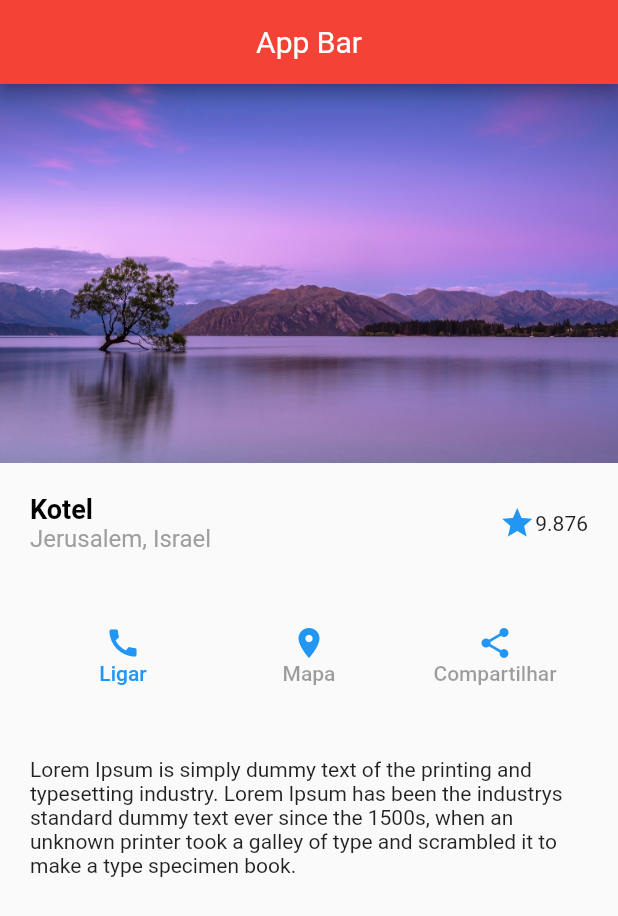
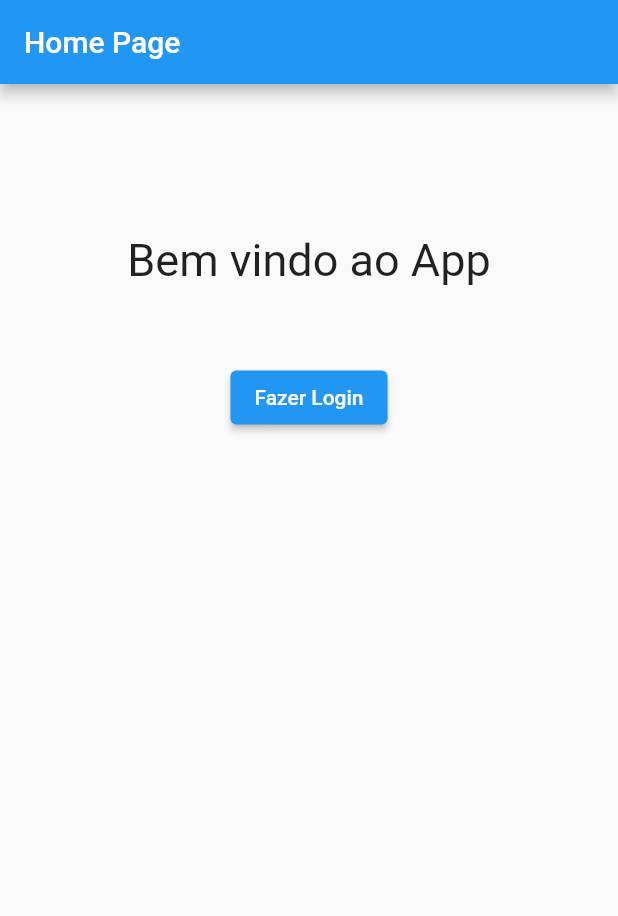
Before and after one commit to joaonunesrigo/Flutter, a Flutter app: the screen it shows after launch, on a phone screen of 412 x 824 dp. Shown: the top 916 px of the screen. Run offline on Flutter 3.47's test engine with Material 2 defaults, Android fonts, the phone set to English and light mode, and no system bars.

Commit message:
Tela de Login

```diff
--- a/lib/main.dart
+++ b/lib/main.dart
@@ -1,125 +1,50 @@
+
+import 'package:app1/src/Login.dart';
+import 'package:app1/src/Models/Nome.dart';
 import 'package:flutter/material.dart';
-import 'btn.dart';
+import 'package:provider/provider.dart';
+import 'src/Models/Contador.dart';
+import 'src/Help.dart';
+import 'src/Home.dart';
+import 'src/Form.dart';
+import 'src/HomeTabBar.dart';
 
-void main() => runApp(MeuApp());
+
+
+
+void main() => runApp(
+  MultiProvider(
+    providers: [
+      ChangeNotifierProvider(
+        create: (context) => Contador(),
+      ),
+       ChangeNotifierProvider(
+        create: (context) => Nome(),
+      ),
+    ],
+
+    child: MeuApp(),
+  )
+);
 
 class MeuApp extends StatelessWidget {
-  var textStyle =
-      TextStyle(fontSize: 30, color: Colors.red, fontWeight: FontWeight.bold);
-
-  botaoAction() {
-    print('Clicou no botão');
-  }
+  var contatos = [
+    'João',
+    'Paulo',
+    'Jorge',
+    'Douglas',
+    'Leonardo',
+  ];
 
   Widget build(BuildContext context) {
-
     return MaterialApp(
-
-      theme: ThemeData(
-        appBarTheme: AppBarTheme(
-          color: Colors.red,
-          titleTextStyle: TextStyle(
-            color: Colors.white,
-            fontSize: 20)
-          )
-
-      ),
         debugShowCheckedModeBanner: false,
-        home: Scaffold(
-            appBar: AppBar(
-
-                title: Center(
-              child: Text('App Bar'),
-            )),
-            body: Column(
-              children: [
-                Row(
-                  children: [
-                    Expanded(
-                      child: Image.asset('assets/paisagem.jpg'),
-                    )
-                  ],
-                ),
-                Row(
-                  children: [
-                    Container(
-                      padding: EdgeInsets.all(20),
-                      child: Column(
-                        crossAxisAlignment: CrossAxisAlignment.start,
-                        children: [
-                          Text('Kotel',
-                              style: TextStyle(
-                                  fontSize: 18,
-                                  fontWeight: FontWeight.bold,
-                                  color: Colors.black)),
-                          Text(
-                            'Jerusalem, Israel',
-                            style: TextStyle(fontSize: 16, color: Colors.grey),
-                          )
-                        ],
-                      ),
-                    ),
-                    Spacer(),
-                    Container(
-                      padding: EdgeInsets.all(20),
-                      child: Row(
-                        crossAxisAlignment: CrossAxisAlignment.center,
-                        children: [
-                          Icon(
-                            Icons.star,
-                            color: Colors.blue,
-                          ),
-                          Text('9.876'),
-                        ],
-                      ),
-                    )
-                  ],
-                ),
-                    Container(
-                        padding: EdgeInsets.all(20),
-                        child: Row(
-                        children: [
-                          Expanded(child:
-                           Column(
-                            children: [
-                            btn(
-                              icon: Icons.call,
-                              text: 'Ligar',
-                              onpress: (){},
-
-                            )
-                            ],
-                          ),
-                          ),
-                           Expanded(child:
-                           Column(
-                            children: [
-                               btn(
-                                icon:Icons.location_on,
-                                text: ('Mapa'),
-                               )
-                            ],
-                          ),
-                          ),
-                           Expanded(child:
-                           Column(
-                            children: [
-                             btn(
-                                icon:Icons.share,
-                                text: ('Compartilhar'),
-                             )
-                            ],
-                          ),
-
-                          )
-                        ],
-                      ),
-                    ),
-                    Container(
-                      padding: EdgeInsets.all(20),
-                      child: Text('Lorem Ipsum is simply dummy text of the printing and typesetting industry. Lorem Ipsum has been the industrys standard dummy text ever since the 1500s, when an unknown printer took a galley of type and scrambled it to make a type specimen book.'),
-                    )
-              ],
-            )));
-  }
-}
+        routes: {
+          '/home' : (context) => Home(),
+          '/help' : (context) => Help(),
+          '/form' : (context) => Login(),
+        },
+        initialRoute: '/home',
+        );
+      }
+    }
--- /dev/null
+++ b/lib/src/Home.dart
@@ -0,0 +1,37 @@
+import 'package:app1/src/Models/Contador.dart';
+import 'package:flutter/material.dart';
+import 'package:provider/provider.dart';
+import './Models/Contador.dart';
+import './Help.dart';
+import 'Models/Nome.dart';
+import 'Form.dart';
+
+class Home extends StatelessWidget{
+
+
+  Widget build(BuildContext context){
+    return Scaffold(
+      appBar: AppBar(
+        title: Text('Home Page'),
+      ),
+
+      body: Center(
+        child:Container(
+          padding: EdgeInsets.only(top: 100),
+            child:Column(
+              children: [
+                Text('Bem vindo ao App', style: TextStyle(fontSize: 30),),
+                SizedBox(height: 50),
+                 ElevatedButton(onPressed:(() {
+                  Navigator.pushNamed(context, '/form');
+                })
+                , child: Text('Fazer Login'))
+              ]
+            ),
+          ),
+      )
+
+    );
+  }
+
+}
--- a/pubspec.yaml
+++ b/pubspec.yaml
@@ -36,6 +36,7 @@ dependencies:
   # The following adds the Cupertino Icons font to your application.
   # Use with the CupertinoIcons class for iOS style icons.
   cupertino_icons: ^1.0.2
+  provider: ^6.0.3
 
 dev_dependencies:
   flutter_test:
```
Also changed, not shown: lib/src/Form.dart (added, +42 -0 lines), lib/src/Help.dart (added, +24 -0 lines), lib/src/HomeTabBar.dart (added, +31 -0 lines), lib/src/Login.dart (added, +87 -0 lines), lib/src/Models/Contador.dart (added, +12 -0 lines), lib/src/Models/Nome.dart (added, +11 -0 lines), pubspec.lock.
